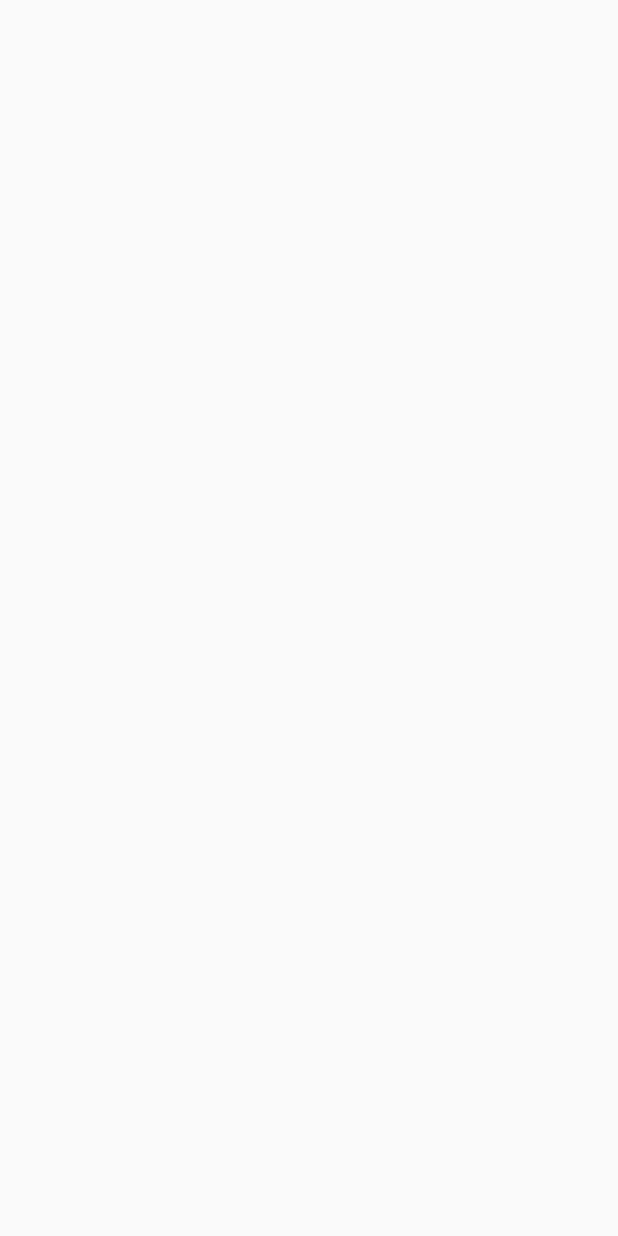
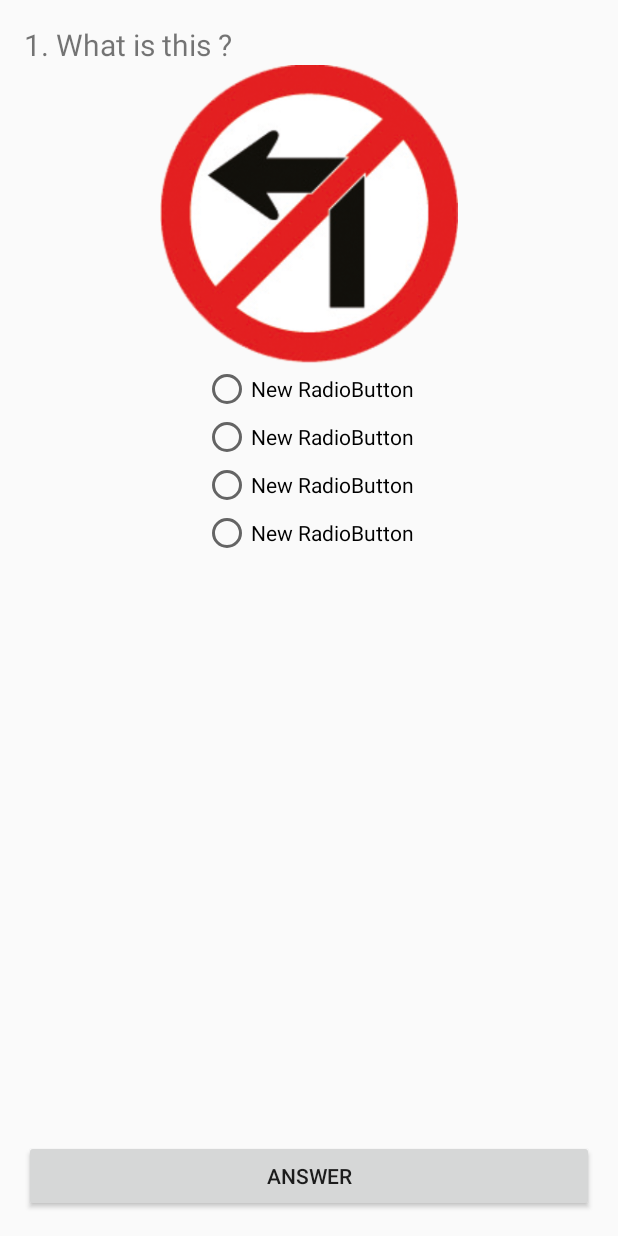
Before and after one commit to masterUNG/BU_Traffic, an Android app: the ExerciseActivity screen opened directly, with no data from a screen before it, on a phone screen of 412 x 824 dp. Before the commit the screen is empty. Run offline under Robolectric (Android 15) with nearby library versions, the phone set to English and light mode, and no system bars.

Commit message:
Design Finish

```diff
--- a/app/src/main/res/layout/activity_exercise.xml
+++ b/app/src/main/res/layout/activity_exercise.xml
@@ -9,4 +9,60 @@
     android:paddingTop="@dimen/activity_vertical_margin"
     tools:context="appewtc.masterung.butraffic.ExerciseActivity">
 
+    <LinearLayout
+        android:orientation="vertical"
+        android:layout_width="match_parent"
+        android:layout_height="match_parent">
+
+        <TextView
+            android:layout_width="wrap_content"
+            android:layout_height="wrap_content"
+            android:text="1. What is this ?"
+            android:id="@+id/textView5"
+            android:textSize="@dimen/h2" />
+
+        <ImageView
+            android:layout_width="@dimen/image"
+            android:layout_height="@dimen/image"
+            android:id="@+id/imageView3"
+            android:layout_gravity="center_horizontal"
+            android:src="@drawable/traffic_01" />
+
+        <RadioGroup
+            android:layout_width="wrap_content"
+            android:layout_height="wrap_content"
+            android:layout_gravity="center_horizontal">
+
+            <RadioButton
+                android:layout_width="wrap_content"
+                android:layout_height="wrap_content"
+                android:text="New RadioButton"
+                android:id="@+id/radioButton" />
+
+            <RadioButton
+                android:layout_width="wrap_content"
+                android:layout_height="wrap_content"
+                android:text="New RadioButton"
+                android:id="@+id/radioButton2" />
+
+            <RadioButton
+                android:layout_width="wrap_content"
+                android:layout_height="wrap_content"
+                android:text="New RadioButton"
+                android:id="@+id/radioButton3" />
+
+            <RadioButton
+                android:layout_width="wrap_content"
+                android:layout_height="wrap_content"
+                android:text="New RadioButton"
+                android:id="@+id/radioButton4" />
+        </RadioGroup>
+    </LinearLayout>
+
+    <Button
+        android:layout_width="match_parent"
+        android:layout_height="wrap_content"
+        android:text="Answer"
+        android:id="@+id/button3"
+        android:layout_alignParentBottom="true" />
 </RelativeLayout>
```
